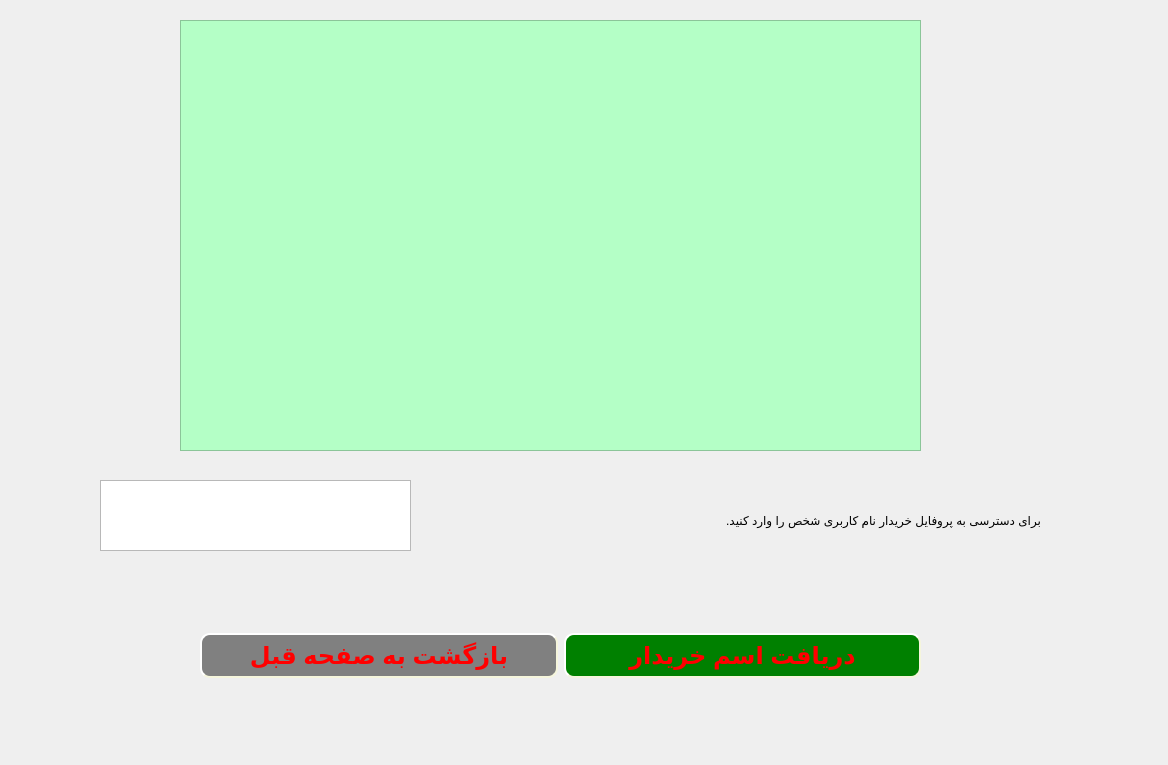
Qt form Project_Ap/listofclientforadmin.ui (AP-projects-4001/metagoofill) before a commit.
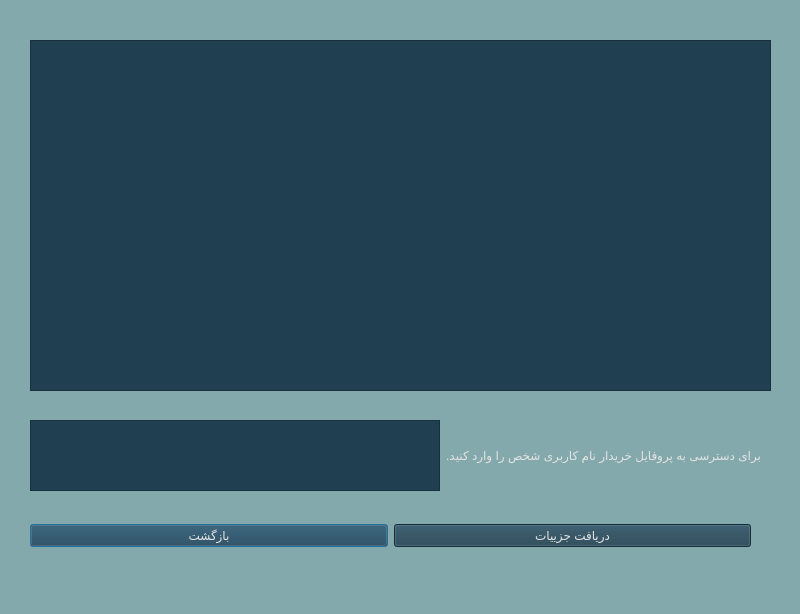
The same form after that commit.

Commit message: changing colors and Completing the program ui

What changed in the file:
```diff
--- a/Project_Ap/listofclientforadmin.ui
+++ b/Project_Ap/listofclientforadmin.ui
@@ -6,92 +6,47 @@
    <rect>
     <x>0</x>
     <y>0</y>
-    <width>1168</width>
-    <height>765</height>
+    <width>800</width>
+    <height>614</height>
    </rect>
   </property>
   <property name="windowTitle">
    <string>Dialog</string>
   </property>
-  <widget class="QTextEdit" name="textEdit">
-   <property name="geometry">
-    <rect>
-     <x>100</x>
-     <y>480</y>
-     <width>311</width>
-     <height>71</height>
-    </rect>
-   </property>
-   <property name="styleSheet">
-    <string notr="true">font: 16pt &quot;MS Shell Dlg 2&quot;;</string>
-   </property>
-  </widget>
-  <widget class="QLabel" name="label">
-   <property name="geometry">
-    <rect>
-     <x>520</x>
-     <y>490</y>
-     <width>521</width>
-     <height>61</height>
-    </rect>
-   </property>
-   <property name="styleSheet">
-    <string notr="true">
-font: 12pt &quot;Lalezar&quot;;</string>
-   </property>
-   <property name="text">
-    <string>برای دسترسی به پروفایل خریدار نام کاربری شخص را وارد کنید.</string>
-   </property>
-  </widget>
+  <property name="styleSheet">
+   <string notr="true">background-color: rgb(132, 169, 172);</string>
+  </property>
   <widget class="QWidget" name="layoutWidget">
    <property name="geometry">
     <rect>
-     <x>200</x>
-     <y>610</y>
+     <x>30</x>
+     <y>500</y>
      <width>721</width>
-     <height>91</height>
+     <height>71</height>
     </rect>
    </property>
    <layout class="QHBoxLayout" name="horizontalLayout">
     <item>
      <widget class="QPushButton" name="pushButton_2">
       <property name="styleSheet">
-       <string notr="true">QPushButton {
-    background-color: Gray;
-    border-style: outset;
-    border-width: 2px;
-    border-radius: 10px;
-    border-color: beige;
-    font: bold 24px;
-    min-width: 10em;
-    padding: 6px;
- 	color:red;
-}
-QPushButton:hover { color:yellow; }</string>
+       <string notr="true">background-color: rgb(32, 64, 81);
+color: rgb(228, 227, 227);
+font: 12pt &quot;Lalezar&quot;;</string>
       </property>
       <property name="text">
-       <string>بازگشت به صفحه قبل</string>
+       <string>بازگشت</string>
       </property>
      </widget>
     </item>
     <item>
      <widget class="QPushButton" name="pushButton">
       <property name="styleSheet">
-       <string notr="true">QPushButton {
-    background-color: green;
-    border-style: outset;
-    border-width: 2px;
-    border-radius: 10px;
-    border-color: beige;
-    font: bold 24px;
-    min-width: 10em;
-    padding: 6px;
- 	color:red;
-}
-QPushButton:hover { color:purple; }</string>
+       <string notr="true">background-color: rgb(32, 64, 81);
+color: rgb(228, 227, 227);
+font: 12pt &quot;Lalezar&quot;;</string>
       </property>
       <property name="text">
-       <string>دریافت اسم خریدار</string>
+       <string>دریافت جزییات</string>
       </property>
      </widget>
     </item>
@@ -100,18 +55,50 @@
   <widget class="QListWidget" name="listWidget">
    <property name="geometry">
     <rect>
-     <x>180</x>
-     <y>20</y>
+     <x>30</x>
+     <y>40</y>
      <width>741</width>
-     <height>431</height>
+     <height>351</height>
     </rect>
    </property>
    <property name="styleSheet">
-    <string notr="true">font: 14pt &quot;MS Shell Dlg 2&quot;;
-color: rgb(0, 0, 0);
-background-color: rgb(180, 255, 198);</string>
+    <string notr="true">background-color: rgb(32, 64, 81);
+color: rgb(228, 227, 227);
+font: 12pt &quot;Lalezar&quot;;</string>
    </property>
   </widget>
+  <widget class="QWidget" name="">
+   <property name="geometry">
+    <rect>
+     <x>30</x>
+     <y>420</y>
+     <width>731</width>
+     <height>71</height>
+    </rect>
+   </property>
+   <layout class="QHBoxLayout" name="horizontalLayout_2">
+    <item>
+     <widget class="QTextEdit" name="textEdit">
+      <property name="styleSheet">
+       <string notr="true">background-color: rgb(32, 64, 81);
+color: rgb(228, 227, 227);
+font: 12pt &quot;Lalezar&quot;;</string>
+      </property>
+     </widget>
+    </item>
+    <item>
+     <widget class="QLabel" name="label">
+      <property name="styleSheet">
+       <string notr="true">color: rgb(228, 227, 227);
+font: 12pt &quot;Lalezar&quot;;</string>
+      </property>
+      <property name="text">
+       <string>برای دسترسی به پروفایل خریدار نام کاربری شخص را وارد کنید.</string>
+      </property>
+     </widget>
+    </item>
+   </layout>
+  </widget>
  </widget>
  <resources/>
  <connections/>
```
The commit also changes 37 other files.
